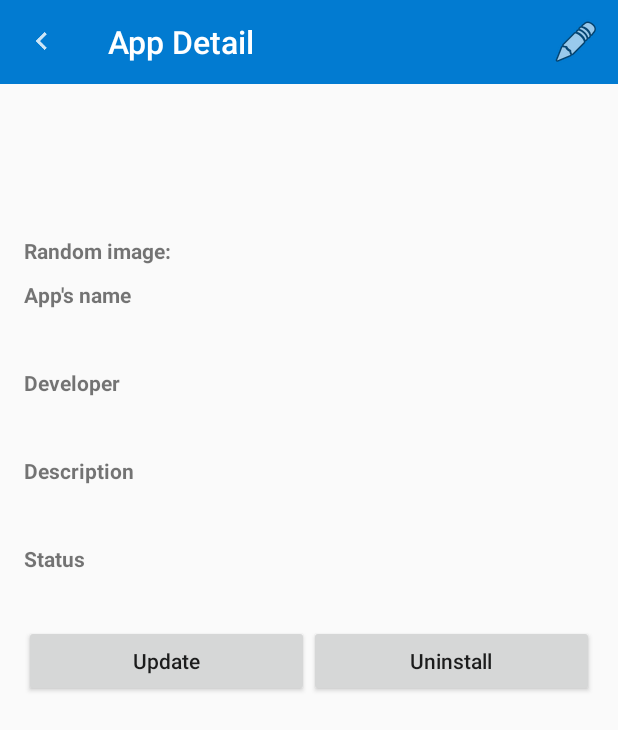
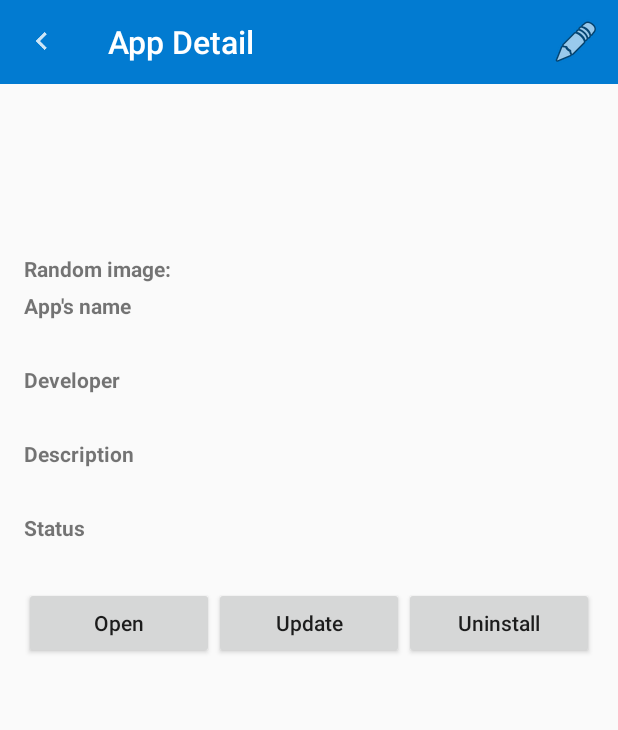
Before and after one commit to markmota/diplomado-modulo4-practica2, an Android app: the DetailActivity screen opened directly, with no data from a screen before it, on a phone screen of 412 x 824 dp. Shown: the top 730 px of the screen. Run offline under Robolectric (Android 15) with nearby library versions, the phone set to English and light mode, and no system bars; our stand-ins replace Picasso; pictures from the network do not load; 7 statements that could not run were skipped.

Commit message:
Adding the open button in the detail app activity, and the notification message whe hit the uninstall button. Also adding more app image resources, to have more icon options in the random image.

```diff
--- a/app/src/main/AndroidManifest.xml
+++ b/app/src/main/AndroidManifest.xml
@@ -18,7 +18,7 @@
             </intent-filter>
         </activity>
         <activity android:name=".EditActivity" />
-        <activity android:name=".DetailActivity"></activity>
+        <activity android:name=".DetailActivity"/>
     </application>
 
 </manifest>
--- a/app/src/main/java/modulo4/ddam/markmota/tk/practica2/EditActivity.java
+++ b/app/src/main/java/modulo4/ddam/markmota/tk/practica2/EditActivity.java
@@ -63,6 +63,8 @@ public class EditActivity extends AppCompatActivity  {
                 .error(android.R.drawable.ic_dialog_alert)
                 .into(appImg);
 
+        // Test to se image id, just for debug proposes, comment to production
+        //appName.setText(String.valueOf(image));
 
         Toolbar toolbar = (Toolbar) findViewById(R.id.toolbar);
         // Setting support to Action Bar
--- a/app/src/main/res/layout/activity_detail.xml
+++ b/app/src/main/res/layout/activity_detail.xml
@@ -28,6 +28,21 @@
             android:orientation="vertical"
             android:layout_weight=".6">
             <TextView
+                android:id="@+id/activity_detail_msg_desinstalled"
+                android:layout_width="match_parent"
+                android:layout_height="40dp"
+                android:layout_gravity="center_horizontal"
+                android:text="@string/activity_detail_mesagge_desinstalled"
+                android:textAlignment="center"
+                android:textSize="20dp"
+                android:background="@color/colorGreen"
+                android:textColor="@color/colorWhite"
+                android:textStyle="bold"
+                android:padding="5dp"
+                android:visibility="gone"
+                />
+            <TextView
+                android:layout_marginTop="5dp"
                 android:layout_width="wrap_content"
                 android:layout_height="wrap_content"
                 android:textStyle="bold"
@@ -47,7 +62,7 @@
                     android:visibility="gone"
                     />
                 <ImageView
-                    android:layout_marginTop="10dp"
+                    android:layout_marginTop="5dp"
                     android:id="@+id/activity_detail_image"
                     android:layout_width="100dp"
                     android:layout_height="100dp"
@@ -60,21 +75,21 @@
             <TextView
                 android:id="@+id/activity_detail_name_header"
                 android:text="@string/activity_edit_input_label_name"
-                android:layout_marginTop="10dp"
+                android:layout_marginTop="5dp"
                 android:layout_width="match_parent"
                 android:layout_height="wrap_content"
                 android:textStyle="bold"/>
 s
             <TextView
                 android:id="@+id/activity_detail_name"
-                android:layout_marginTop="10dp"
+                android:layout_marginTop="5dp"
                 android:layout_width="match_parent"
                 android:layout_height="wrap_content"
                 android:layout_marginLeft="10dp"/>
 
             <TextView
                 android:id="@+id/activity_detail_dev_header"
-                android:layout_marginTop="10dp"
+                android:layout_marginTop="5dp"
                 android:text="@string/activity_edit_input_label_dev"
                 android:layout_width="match_parent"
                 android:layout_height="wrap_content"
@@ -82,13 +97,13 @@ s
 
             <TextView
                 android:id="@+id/activity_detail_dev"
-                android:layout_marginTop="10dp"
+                android:layout_marginTop="5dp"
                 android:layout_width="match_parent"
                 android:layout_height="wrap_content"
                 android:layout_marginLeft="10dp"/>
             <TextView
                 android:id="@+id/activity_detail_desc_header"
-                android:layout_marginTop="10dp"
+                android:layout_marginTop="5dp"
                 android:text="@string/activity_edit_input_label_desc"
                 android:inputType="textMultiLine"
                 android:layout_width="match_parent"
@@ -96,19 +111,19 @@ s
                 android:textStyle="bold"/>
             <TextView
                 android:id="@+id/activity_detail_desc"
-                android:layout_marginTop="10dp"
+                android:layout_marginTop="5dp"
                 android:layout_width="match_parent"
                 android:layout_height="wrap_content"
                 android:layout_marginLeft="10dp"/>
             <TextView
                 android:id="@+id/activity_detail_status_header"
-                android:layout_marginTop="10dp" android:text="@string/activity_edit_input_label_status"
+                android:layout_marginTop="5dp" android:text="@string/activity_edit_input_label_status"
                 android:layout_width="match_parent"
                 android:layout_height="wrap_content"
                 android:textStyle="bold"/>
             <TextView
                 android:id="@+id/activity_detail_status"
-                android:layout_marginTop="10dp"
+                android:layout_marginTop="5dp"
                 android:layout_marginLeft="10dp"
                 android:layout_width="match_parent"
                 android:layout_height="wrap_content" />
@@ -116,12 +131,19 @@ s
 
 
             <LinearLayout
+                android:id="@+id/activity_detail_btn_layout"
                 android:layout_marginTop="5dp"
                 android:orientation="horizontal"
                 android:layout_alignParentBottom="true"
                 android:layout_width="match_parent"
                 android:layout_height="wrap_content">
-
+                <Button
+                    android:layout_weight="1"
+                    android:textAllCaps="false" android:text="@string/activity_detal_btn_label_open"
+                    android:id="@+id/activity_detail_btn_open"
+                    android:layout_width="match_parent"
+                    android:layout_height="wrap_content"
+                    />
                 <Button
                     android:layout_weight="1"
                     android:textAllCaps="false" android:text="@string/activity_detal_btn_label_update"
@@ -136,6 +158,7 @@ s
                     android:layout_height="wrap_content"
                     />
             </LinearLayout>
+
         </LinearLayout>
         <Space
             android:layout_width="wrap_content"
--- a/app/src/main/res/values-w820dp/strings.xml
+++ b/app/src/main/res/values-w820dp/strings.xml
@@ -16,4 +16,8 @@
     <string name="activity_detail_message_noApp_info">Could\'t load app information detail :(</string>
     <string name="activity_edit_btn_label_change">Edit</string>
     <string name="activity_edit_message_app_edited">The app was edited!</string>
+    <string name="activity_detal_btn_label_open">Open</string>
+    <string name="activity_detail_mesagge_desinstalled">Desinstalled!</string>
+    <string name="activity_detail_uninstall_title">Uninstall App</string>
+    <string name="activity_detail_uninstall_message">Wold you like to desintall the app: %s</string>
 </resources>
--- a/app/src/main/res/values/colors.xml
+++ b/app/src/main/res/values/colors.xml
@@ -4,4 +4,5 @@
     <color name="colorPrimaryDark">#01579B</color>
     <color name="colorAccent">#FF4081</color>
     <color name="colorWhite">#ffffff</color>
+    <color name="colorGreen">#95c73e</color>
 </resources>
--- a/app/src/main/res/values/strings.xml
+++ b/app/src/main/res/values/strings.xml
@@ -24,4 +24,8 @@
     <string name="activity_edit_btn_label_change">Edit</string>
     <string name="activity_edit_message_app_edited">The app was edited!</string>
     <string name="activity_edit_message_app_not_edited">The app was not edited!</string>
+    <string name="activity_detal_btn_label_open">Open</string>
+    <string name="activity_detail_mesagge_desinstalled">Desinstalled!</string>
+    <string name="activity_detail_uninstall_title">Uninstall App</string>
+    <string name="activity_detail_uninstall_message">Wold you like to desintall the app: \"%s\" ?</string>
 </resources>
--- a/app/src/main/res/values/styles.xml
+++ b/app/src/main/res/values/styles.xml
@@ -19,4 +19,5 @@
         <item name="android:textSize">21sp</item>
     </style>
 
+
 </resources>
```
Also changed, not shown: app/src/main/java/modulo4/ddam/markmota/tk/practica2/DetailActivity.java (+52 -0 lines), app/src/main/java/modulo4/ddam/markmota/tk/practica2/models/ModelImage.java (+17 -5 lines).
